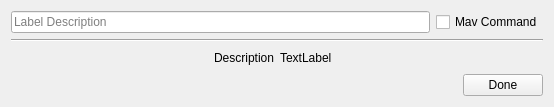
Before: the Qt Designer form src/ui/designer/QGCTextLabel.ui in mavlink/qgroundcontrol, drawn with Qt 5.
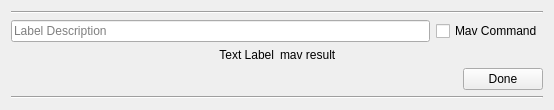
After: the same form once the commit is applied.

Commit message: Improve the UI for editing the Text Label

Patch:
```diff
--- a/src/ui/designer/QGCTextLabel.ui
+++ b/src/ui/designer/QGCTextLabel.ui
@@ -14,6 +14,19 @@
    <string>Form</string>
   </property>
   <layout class="QVBoxLayout" name="verticalLayout">
+   <item>
+    <widget class="Line" name="editLine1">
+     <property name="minimumSize">
+      <size>
+       <width>0</width>
+       <height>0</height>
+      </size>
+     </property>
+     <property name="orientation">
+      <enum>Qt::Horizontal</enum>
+     </property>
+    </widget>
+   </item>
    <item>
     <layout class="QHBoxLayout" name="horizontalLayout">
      <item>
@@ -35,19 +48,6 @@
      </item>
     </layout>
    </item>
-   <item>
-    <widget class="Line" name="editLine1">
-     <property name="minimumSize">
-      <size>
-       <width>0</width>
-       <height>0</height>
-      </size>
-     </property>
-     <property name="orientation">
-      <enum>Qt::Horizontal</enum>
-     </property>
-    </widget>
-   </item>
    <item>
     <layout class="QHBoxLayout" name="horizontalLayout_2">
      <item>
@@ -59,7 +59,7 @@
         </size>
        </property>
        <property name="text">
-        <string>Description</string>
+        <string>Text Label</string>
        </property>
        <property name="alignment">
         <set>Qt::AlignRight|Qt::AlignTrailing|Qt::AlignVCenter</set>
@@ -69,7 +69,7 @@
      <item>
       <widget class="QLabel" name="textLabel">
        <property name="text">
-        <string>TextLabel</string>
+        <string>mav result</string>
        </property>
       </widget>
      </item>
@@ -99,6 +99,19 @@
      </item>
     </layout>
    </item>
+   <item>
+    <widget class="Line" name="editLine2">
+     <property name="minimumSize">
+      <size>
+       <width>0</width>
+       <height>0</height>
+      </size>
+     </property>
+     <property name="orientation">
+      <enum>Qt::Horizontal</enum>
+     </property>
+    </widget>
+   </item>
   </layout>
  </widget>
  <resources/>
```
Left out of the diff: 19 changed lines with no effect on the pictures. The commit also changes 3 other files.
